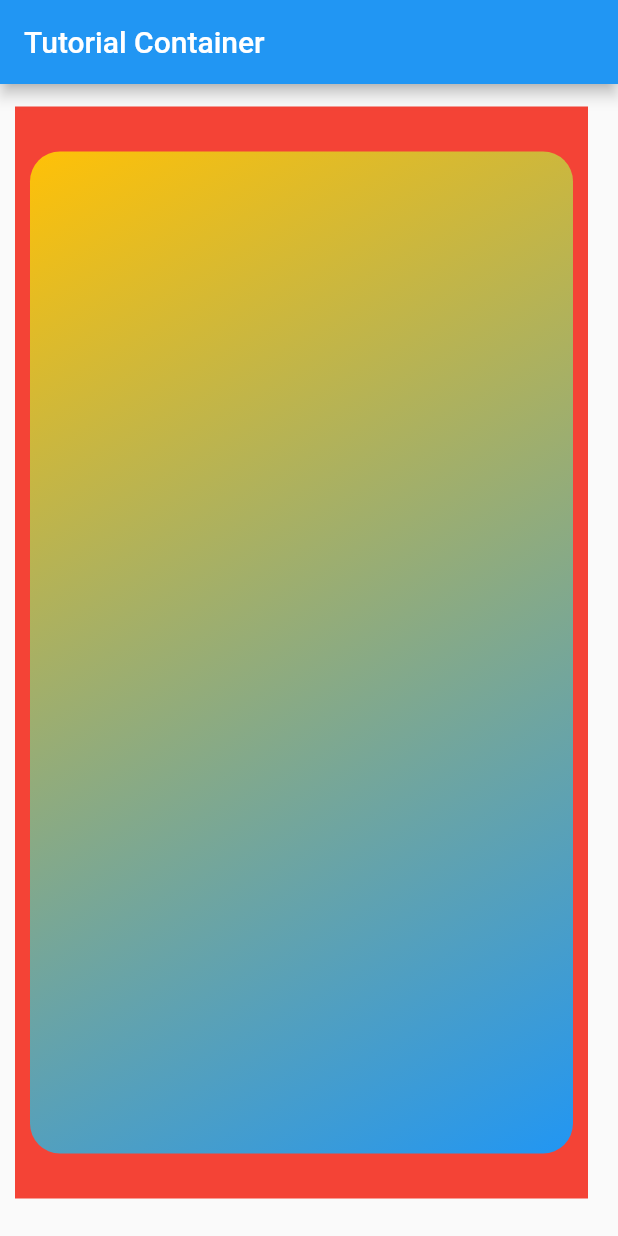
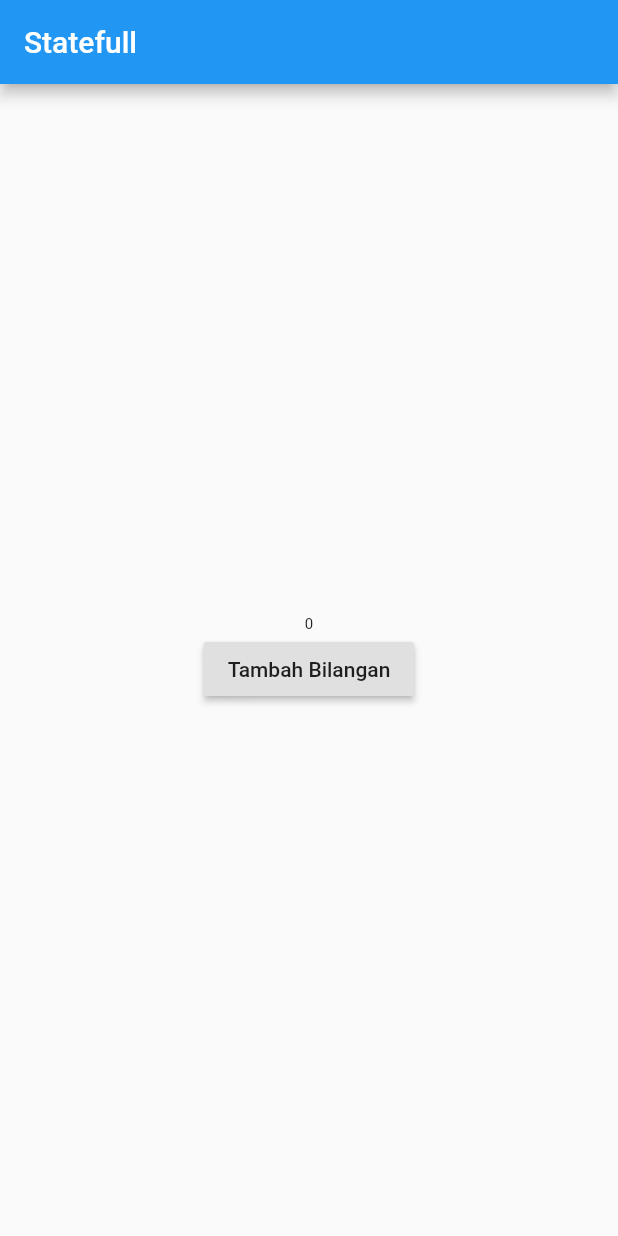
Before and after one commit to 1hafizhsdq/leraning, a Flutter app: the screen it shows after launch, on a phone screen of 412 x 824 dp. Run offline on Flutter 3.47's test engine with Material 2 defaults, Android fonts, the phone set to English and light mode, and no system bars.

Commit message:
statefull

```diff
--- a/lib/main.dart
+++ b/lib/main.dart
@@ -2,26 +2,34 @@ import 'package:flutter/material.dart';
 
 void main() => runApp(MyApp());
 
-class MyApp extends StatelessWidget {
+class MyApp extends StatefulWidget {
+  @override
+  _MyAppState createState() => _MyAppState();
+}
+
+class _MyAppState extends State<MyApp> {
+  int number = 0;
+  void tekanTombol() {
+    setState(() {
+      number = number + 1;
+    });
+  }
+
   @override
   Widget build(BuildContext context) {
     return MaterialApp(
       home: Scaffold(
-        appBar: AppBar(
-          title: Text("Tutorial Container"),
-        ),
-        body: Container(
-          color: Colors.red,
-          margin: EdgeInsets.fromLTRB(10, 15, 20, 25),
-          padding: EdgeInsets.only(bottom: 20, top: 20),
-          child: Container(
-            margin: EdgeInsets.all(10),
-            decoration: BoxDecoration(
-                borderRadius: BorderRadius.circular(20),
-                gradient: LinearGradient(
-                    begin: Alignment.topLeft,
-                    end: Alignment.bottomRight,
-                    colors: <Color>[Colors.amber, Colors.blue])),
+        appBar: AppBar(title: Text("Statefull")),
+        body: Center(
+          child: Column(
+            mainAxisAlignment: MainAxisAlignment.center,
+            children: <Widget>[
+              Text(number.toString(),style: TextStyle(fontSize: 10 + number.toDouble()),),
+              RaisedButton(
+                child: Text("Tambah Bilangan"),
+                onPressed: tekanTombol,
+              )
+            ],
           ),
         ),
       ),
```
